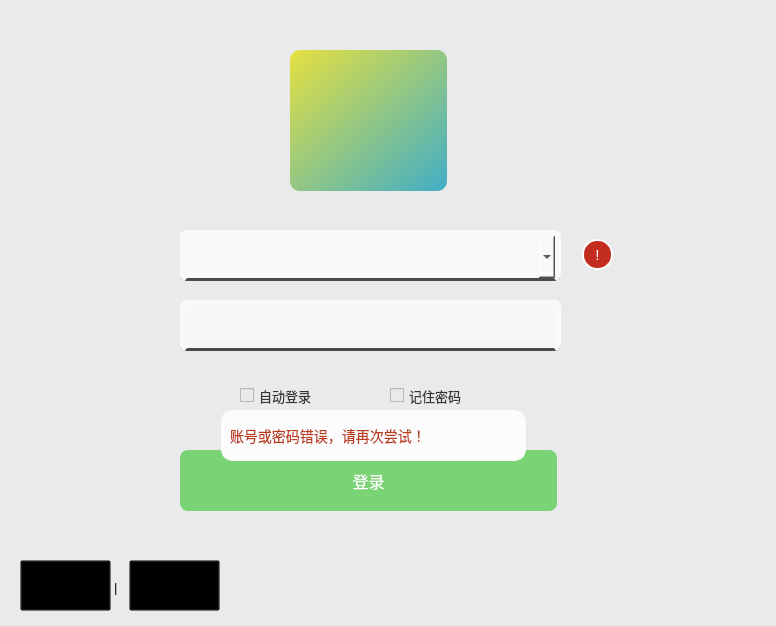
First picture: the form in ui/loginwidget.ui, repository Zhiyesh/Chat-plusplus, before the edit.
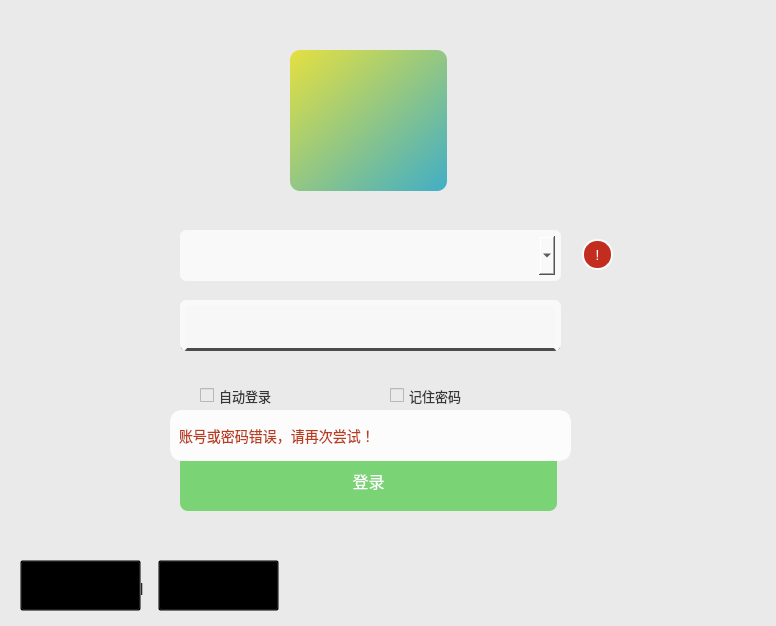
Second picture: the form after the edit.

The edit to the form file:
```diff
--- a/ui/loginwidget.ui
+++ b/ui/loginwidget.ui
@@ -69,9 +69,9 @@
   <widget class="QCheckBox" name="AutoLogin">
    <property name="geometry">
     <rect>
-     <x>240</x>
+     <x>200</x>
      <y>370</y>
-     <width>111</width>
+     <width>151</width>
      <height>51</height>
     </rect>
    </property>
@@ -96,7 +96,7 @@
     <rect>
      <x>390</x>
      <y>370</y>
-     <width>111</width>
+     <width>151</width>
      <height>51</height>
     </rect>
    </property>
@@ -119,9 +119,9 @@
   <widget class="QPushButton" name="RetrievePassword">
    <property name="geometry">
     <rect>
-     <x>129</x>
+     <x>158</x>
      <y>560</y>
-     <width>91</width>
+     <width>121</width>
      <height>51</height>
     </rect>
    </property>
@@ -146,7 +146,7 @@
     <rect>
      <x>20</x>
      <y>560</y>
-     <width>91</width>
+     <width>121</width>
      <height>51</height>
     </rect>
    </property>
@@ -182,7 +182,7 @@
 	border-top-color: rgb(249, 249, 249);
 	border-left-color: rgb(249, 249, 249);
 	border-right-color: rgb(249, 249, 249);
-	border-bottom-width: 3px;
+	border-bottom-color: rgb(249, 249, 249);
 	background-color: rgb(249, 249, 249);
 	border-radius: 7px;
 }
@@ -255,9 +255,9 @@
   <widget class="QLabel" name="PasswordError">
    <property name="geometry">
     <rect>
-     <x>221</x>
+     <x>170</x>
      <y>410</y>
-     <width>305</width>
+     <width>401</width>
      <height>51</height>
     </rect>
    </property>
@@ -278,9 +278,9 @@
   <widget class="QLabel" name="NetworkDisconnect">
    <property name="geometry">
     <rect>
-     <x>247</x>
+     <x>200</x>
      <y>410</y>
-     <width>253</width>
+     <width>331</width>
      <height>51</height>
     </rect>
    </property>
@@ -301,7 +301,7 @@
   <widget class="QLabel" name="label">
    <property name="geometry">
     <rect>
-     <x>114</x>
+     <x>140</x>
      <y>578</y>
      <width>16</width>
      <height>18</height>
```
Left out of the diff: 2 changed lines with no effect on the pictures.
